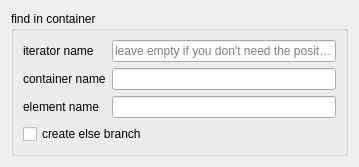
Above: DevelopmentHelper/FindInContainer.ui from Ulle84/UllesSourceCode before the change. Below: the same form after it.
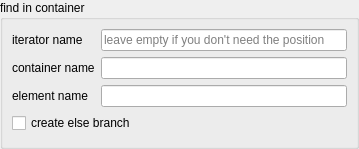
That is the form after the change.

What changed in the file:
```diff
--- a/DevelopmentHelper/FindInContainer.ui
+++ b/DevelopmentHelper/FindInContainer.ui
@@ -14,6 +14,18 @@
    <string>Form</string>
   </property>
   <layout class="QGridLayout" name="gridLayout_2">
+   <property name="leftMargin">
+    <number>0</number>
+   </property>
+   <property name="topMargin">
+    <number>0</number>
+   </property>
+   <property name="rightMargin">
+    <number>0</number>
+   </property>
+   <property name="bottomMargin">
+    <number>0</number>
+   </property>
    <item row="0" column="0">
     <widget class="QGroupBox" name="groupBox_2">
      <property name="title">
```
